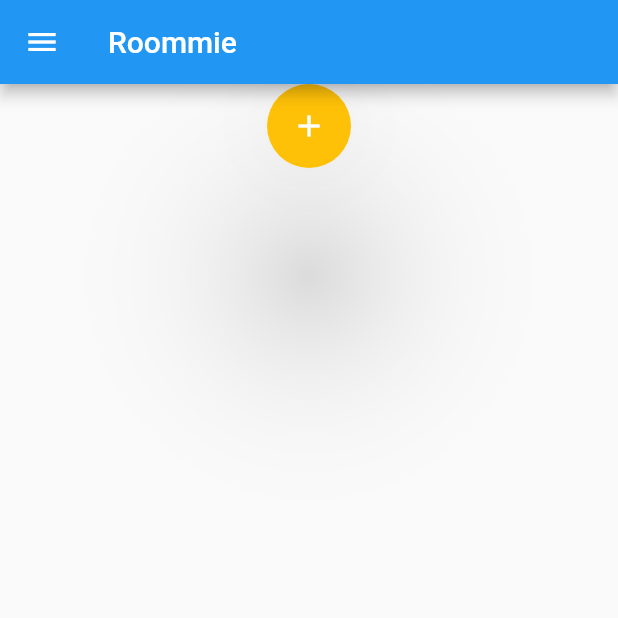
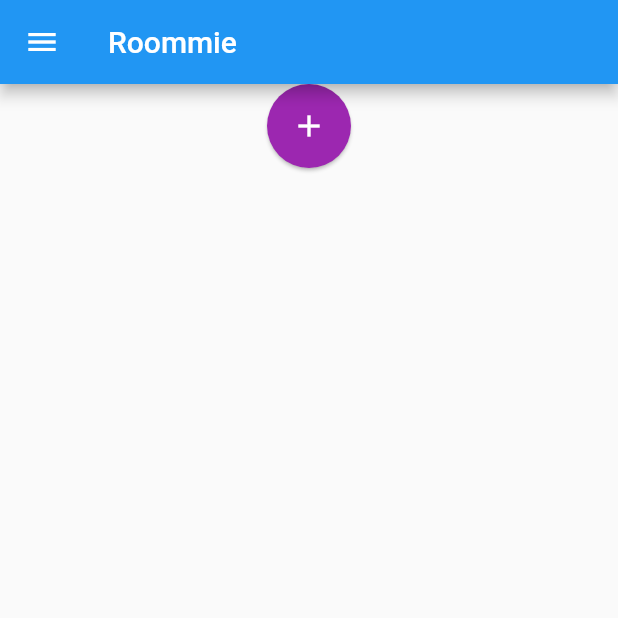
Before and after one commit to 14AlejandroNauatDuran/rommie_aplication, a Flutter app: the Home screen opened by its route, on a phone screen of 412 x 824 dp, the top half of it. Run offline on Flutter 3.47's test engine with Material 2 defaults, Android fonts, the phone set to English and light mode, and no system bars.

Commit message:
update6.47

```diff
--- a/flutter_login_ui/lib/screens/home.dart
+++ b/flutter_login_ui/lib/screens/home.dart
@@ -17,8 +17,8 @@ class Home extends StatelessWidget {
                 Navigator.of(context).pushNamed('/anuncios'); //modificación
               },
               child: Icon(Icons.add),
-              elevation: 50.0,
-              backgroundColor: Colors.amber,
+              elevation: (1.0),
+              backgroundColor: Colors.purple,
             ),
             //child: RaisedButton(
             //onPressed: () {
```
Also changed, not shown: 1 other file.
